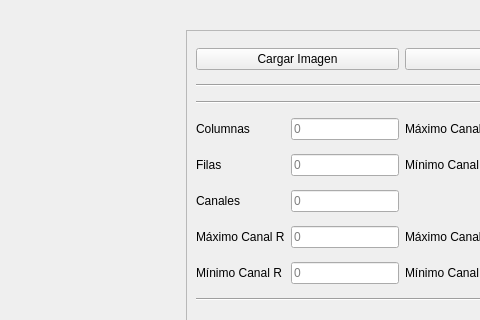
Old version of the form Ventanappal.ui in the repository imEag/Cell-Count-With-Image-Vision; both pictures show x 504 to 984 and y 0 to 320 of the 1240 by 671 pixel window.
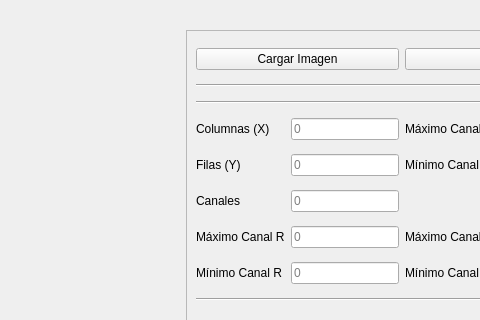
New version of the form.

The edit to the form file:
```diff
--- a/Ventanappal.ui
+++ b/Ventanappal.ui
@@ -407,7 +407,7 @@
       <item row="3" column="0">
        <widget class="QLabel" name="label_6">
         <property name="text">
-         <string>Columnas</string>
+         <string>Columnas (X)</string>
         </property>
        </widget>
       </item>
@@ -445,7 +445,7 @@
       <item row="4" column="0">
        <widget class="QLabel" name="label_7">
         <property name="text">
-         <string>Filas</string>
+         <string>Filas (Y)</string>
         </property>
        </widget>
       </item>
```
Left out of the diff: 4 changed lines with no effect on the pictures.
